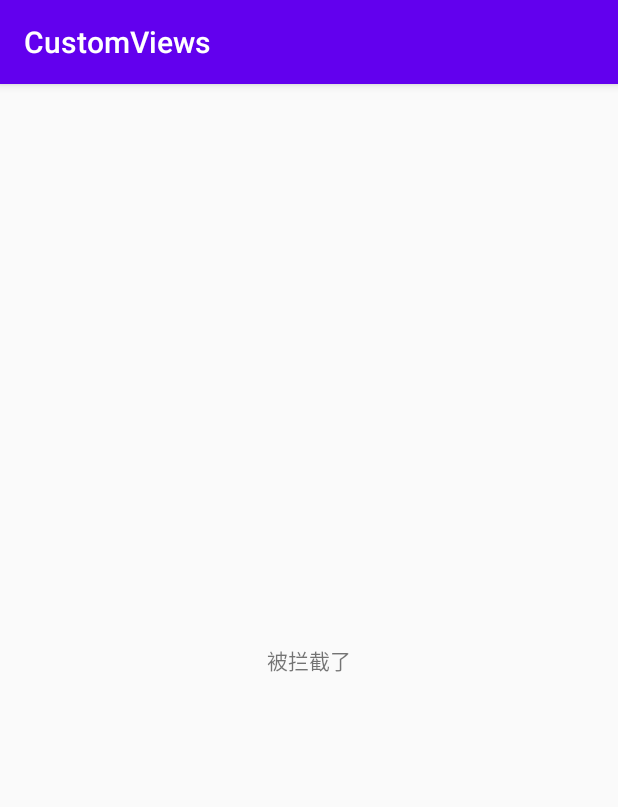
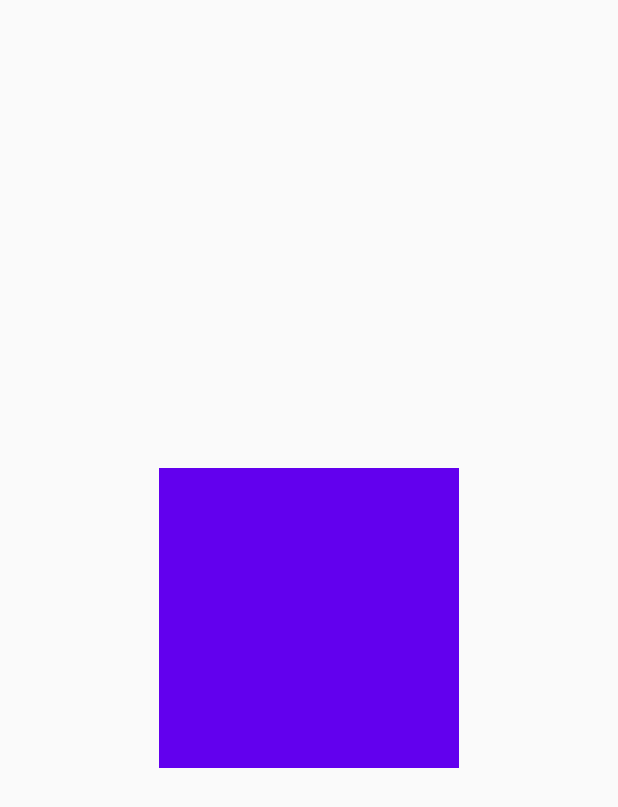
Before and after one commit to LuoSPro/CustomViews, an Android app: the MainActivity screen opened directly, with no data from a screen before it, on a phone screen of 412 x 824 dp. Shown: the top 807 px of the screen. Run offline under Robolectric (Android 15) with nearby library versions, the phone set to English and light mode, and no system bars.

Commit message:
Touch事件流程

```diff
--- a/app/src/main/java/com/example/customviews/MainActivity.kt
+++ b/app/src/main/java/com/example/customviews/MainActivity.kt
@@ -4,26 +4,59 @@ import android.animation.ObjectAnimator
 import android.animation.ValueAnimator
 import android.app.Activity
 import android.content.Context
-import androidx.appcompat.app.AppCompatActivity
 import android.os.Bundle
 import android.os.Handler
 import android.os.Looper
 import android.util.AttributeSet
 import android.util.Log
 import android.view.LayoutInflater
+import android.view.MotionEvent
 import android.view.View
 import android.view.animation.DecelerateInterpolator
 import android.widget.TextView
 import androidx.core.view.LayoutInflaterCompat
 import kotlinx.android.synthetic.main.activity_main.*
-import kotlin.math.log
 
-class MainActivity : AppCompatActivity() {
+class MainActivity : Activity() {
+
+
 
     override fun onCreate(savedInstanceState: Bundle?) {
 
+//        changeSkin()
+
+        super.onCreate(savedInstanceState)
+        setContentView(R.layout.activity_main)
+        mHandle = Handler(Looper.getMainLooper())
+//        initQQStepView()
+//        initDynamicProgress()
+//        initLoadingView()
+//        initColorTrackText()
+//        initLetterSideBar()
+//        Log.d("MainActivity", "onCreate btn_view.measuredHeight ==> " + text_view.measuredHeight.toString())
+
+//        View.inflate(this,R.layout.activity_main,null)
+//        LayoutInflater.from(this).inflate(R.layout.activity_main,null)
+//        LayoutInflater.from(this).inflate(R.layout.activity_main,null,false)
+
+//        text_view.post {
+//            Log.d("MainActivity", "post btn_view.measuredHeight ==> " + text_view.measuredHeight.toString())
+//        }
+
+        touch_view.setOnTouchListener { _, event ->
+            Log.d("MainActivity", "setOnTouchListener ==> " + event.action);
+            false
+        }
+
+        touch_view.setOnClickListener {
+            Log.d("MainActivity", "onClick ==> ");
+        }
+
+    }
+
+    private fun changeSkin() {
         val layoutInflater = LayoutInflater.from(this)
-        LayoutInflaterCompat.setFactory2(layoutInflater,object : LayoutInflater.Factory2{
+        LayoutInflaterCompat.setFactory2(layoutInflater, object : LayoutInflater.Factory2 {
             override fun onCreateView(
                 parent: View?,
                 name: String,
@@ -31,7 +64,7 @@ class MainActivity : AppCompatActivity() {
                 attrs: AttributeSet
             ): View? {
                 //拦截到View的创建
-                if (name == "Button"){
+                if (name == "Button") {
                     val textView = TextView(this@MainActivity)
                     textView.text = "被拦截了"
                     return textView
@@ -41,7 +74,7 @@ class MainActivity : AppCompatActivity() {
 
             override fun onCreateView(name: String, context: Context, attrs: AttributeSet): View? {
                 //拦截到View的创建
-                if (name == "Button"){
+                if (name == "Button") {
                     val textView = TextView(this@MainActivity)
                     textView.text = "被拦截了"
                     return textView
@@ -49,20 +82,11 @@ class MainActivity : AppCompatActivity() {
                 return null
             }
         })
+    }
 
-        super.onCreate(savedInstanceState)
-        setContentView(R.layout.activity_main)
-        mHandle = Handler(Looper.getMainLooper())
-//        initQQStepView()
-//        initDynamicProgress()
-//        initLoadingView()
-//        initColorTrackText()
-//        initLetterSideBar()
-        Log.d("MainActivity", tv_letter.toString())
-//        View.inflate(this,R.layout.activity_main,null)
-//        LayoutInflater.from(this).inflate(R.layout.activity_main,null)
-//        LayoutInflater.from(this).inflate(R.layout.activity_main,null,false)
-
+    override fun onResume() {
+        super.onResume()
+        Log.d("MainActivity", "onResume btn_view.measuredHeight ==> " + text_view.measuredHeight.toString())
     }
 
     private fun initLetterSideBar() {
--- /dev/null
+++ b/app/src/main/java/com/example/customviews/TextFlowLayout.java
@@ -0,0 +1,156 @@
+package com.example.customviews;
+
+import android.content.Context;
+import android.content.res.TypedArray;
+import android.graphics.Color;
+import android.util.AttributeSet;
+import android.util.Log;
+import android.view.LayoutInflater;
+import android.view.View;
+import android.view.View.MeasureSpec;
+import android.view.ViewGroup;
+import android.view.ViewGroup.MarginLayoutParams;
+import android.widget.LinearLayout;
+import android.widget.LinearLayout.LayoutParams;
+import android.widget.TextView;
+
+import java.util.ArrayList;
+import java.util.List;
+
+/**
+ * 流程：
+ * 1.自定义属性
+ * 2.初始化
+ * 3.measure
+ *   3.1 调用super对自己进行测量
+ *   3.2 获取自身的width，以便后面对宽度进行判断，用于换行
+ *   3.3 用for循环遍历子View，对子View的数据进行判断，并保存下来，以便layout的时候根据数据对子View进行摆放
+ * 4.layout
+ */
+public class TextFlowLayout extends ViewGroup {
+
+    private static final String TAG = "TextFlowLayout";
+
+    private int mTextLines;
+    private int mTextColor;
+    private float mTextSize;
+    private Context mContext;
+    private List<String> mTextList;
+    private List<TextView> mOneLine;
+    private List<List<TextView>> mLines;
+
+    public TextFlowLayout(Context context) {
+        this(context,null);
+    }
+
+    public TextFlowLayout(Context context, AttributeSet attrs) {
+        this(context, attrs,0);
+    }
+
+    public TextFlowLayout(Context context, AttributeSet attrs, int defStyleAttr) {
+        super(context, attrs, defStyleAttr);
+        init(context);
+        TypedArray ta = context.obtainStyledAttributes(attrs,R.styleable.TextFlowLayout);
+        mTextLines = (int) ta.getDimension(R.styleable.TextFlowLayout_TextLines, mTextLines);
+        mTextSize = (int) ta.getDimension(R.styleable.TextFlowLayout_TextLines, mTextSize);
+        mTextColor = ta.getColor(R.styleable.TextFlowLayout_TextColor,mTextColor);
+        ta.recycle();
+    }
+
+    private void init(Context context) {
+        mContext = context;
+        mTextColor = Color.RED;
+        mTextLines = 2;
+        mTextSize = 16;
+        mOneLine = new ArrayList<>();
+        mLines = new ArrayList<>();
+    }
+
+    public void setTextList(List<String> textList){
+        this.mTextList.addAll(textList);
+        //先将List清空，不然会一直保留之前的数据
+        mLines.clear();
+        mOneLine.clear();
+        //将每个View添加到ViewGroup中
+        for (int i = 0; i < textList.size(); i++) {
+            //这里就直接用代码创建子View
+            TextView textView = new TextView(mContext);
+            textView.setLayoutParams(new LinearLayout.LayoutParams(LayoutParams.WRAP_CONTENT,LayoutParams.WRAP_CONTENT));
+            textView.setText(textList.get(i));
+            addView(textView);
+        }
+    }
+
+    @Override
+    protected void onMeasure(int widthMeasureSpec, int heightMeasureSpec) {
+        //这里已经对ViewGroup进行了测量
+        super.onMeasure(widthMeasureSpec, heightMeasureSpec);
+        //清空集合
+        mLines.clear();
+        mOneLine = new ArrayList<>();
+        mLines.add(mOneLine);
+
+        int childCount = getChildCount();
+
+        //获取自身宽度
+        //由于前面调用了super.onMeasure，所以这里已经有数据了
+        int selfWidth = MeasureSpec.getSize(widthMeasureSpec);
+        //这里获取到的height是一行的height，我们因为要涉及到换行，所以得改变最后的height
+        int selfHeight = MeasureSpec.getSize(heightMeasureSpec);
+
+        //为什么这里不用mTextList.size
+        Log.d(TAG, "onMeasure: childCount ==> " + childCount);
+        for (int i = 0; i < childCount; i++) {
+            View child = getChildAt(i);
+            //虽然前面能得到ViewGroup的宽高，但是这里的每个子View的宽高是不知道的
+            //所以应该对每个子View进行测量
+            measureChild(child,widthMeasureSpec,heightMeasureSpec);
+            //因为对子View进行了测量，所以现在可以拿子View的属性了
+            int childWidth = child.getPaddingStart() + child.getPaddingEnd() + child.getWidth();
+            //除了padding和width，还有margin没考虑
+            MarginLayoutParams params = (MarginLayoutParams) child.getLayoutParams();
+            //leftMargin 和 rightMargin相较于这的区别
+            int width = childWidth + params.getMarginStart() + params.getMarginEnd();
+
+            Log.d(TAG, "onMeasure: child width ==> " + width);
+            //如果mOneLine已经放不下了，那么就新创建一行
+            if (childWidth > selfWidth - width*(mOneLine.size())){
+                mOneLine = new ArrayList<>();
+                mLines.add(mOneLine);
+
+                //高度改变
+                selfHeight += selfHeight;
+            }
+            mOneLine.add((TextView) child);
+            //宽度改变
+            selfWidth += width;
+            Log.d(TAG, "onMeasure: selfWidth ==> " + selfWidth);
+        }
+        Log.d(TAG, "onMeasure: selfWidth ==> " + selfWidth + " selfHeight ==> " + selfHeight);
+        setMeasuredDimension(selfWidth,selfHeight);
+    }
+
+    @Override
+    protected void onLayout(boolean changed, int l, int t, int r, int b) {
+        int childCount = getChildCount();
+        int left;
+        int right;
+        int top = getPaddingTop();
+        int bottom;
+        //由于在measure的时候，已经把子View的摆放位置基本确定好了，这里直接摆放就行
+        for (List<TextView> line : mLines) {
+            left = getPaddingLeft();
+
+            for (TextView view : line) {
+                MarginLayoutParams params = (MarginLayoutParams) view.getLayoutParams();
+                left += params.leftMargin;
+                int childTop = top + params.topMargin;
+                right = left + view.getMeasuredWidth();
+                bottom = top + view.getMeasuredHeight();
+                view.layout(left,childTop,right,bottom);
+                left = right + params.rightMargin;
+            }
+            top += getChildAt(0).getHeight();
+        }
+    }
+}
--- /dev/null
+++ b/app/src/main/java/com/example/customviews/TouchView.java
@@ -0,0 +1,47 @@
+package com.example.customviews;
+
+import android.content.Context;
+import android.util.AttributeSet;
+import android.util.Log;
+import android.view.MotionEvent;
+import android.view.View;
+
+import androidx.annotation.Nullable;
+
+public class TouchView extends View {
+
+    private static final String TAG = "TouchView";
+
+    public TouchView(Context context) {
+        super(context);
+    }
+
+    public TouchView(Context context, @Nullable AttributeSet attrs) {
+        super(context, attrs);
+    }
+
+    public TouchView(Context context, @Nullable AttributeSet attrs, int defStyleAttr) {
+        super(context, attrs, defStyleAttr);
+    }
+
+    @Override
+    public boolean onTouchEvent(MotionEvent event) {
+        Log.d(TAG, "onTouchEvent: event.getAction() ==> " + event.getAction());
+        return super.onTouchEvent(event);
+    }
+
+
+
+    @Override
+    public void setOnClickListener(@Nullable OnClickListener l) {
+        super.setOnClickListener(l);
+        Log.d(TAG, "setOnClickListener: ");
+
+    }
+
+    @Override
+    public boolean dispatchTouchEvent(MotionEvent event) {
+        super.dispatchTouchEvent(event);
+        return true;
+    }
+}
--- a/app/src/main/res/layout/activity_main.xml
+++ b/app/src/main/res/layout/activity_main.xml
@@ -83,7 +83,6 @@
         android:layout_height="match_parent">
 
         <TextView
-            android:visibility="gone"
             android:id="@+id/tv_letter"
             android:text="A"
             android:textSize="16sp"
@@ -106,11 +105,41 @@
 
     </RelativeLayout>
 
-    <Button
-        android:layout_width="wrap_content"
-        android:layout_height="wrap_content"
-        android:text="皮肤"/>
+    <LinearLayout
+        android:visibility="gone"
+        android:layout_width="match_parent"
+        android:layout_height="match_parent"
+        android:orientation="vertical">
 
+        <TextView
+            android:id="@+id/text_view"
+            android:layout_width="wrap_content"
+            android:layout_height="wrap_content"
+            android:text="皮肤"/>
+
+        <TextView
+            android:layout_width="wrap_content"
+            android:layout_height="wrap_content"
+            android:text="皮肤"/>
+
+        <TextView
+            android:layout_width="wrap_content"
+            android:layout_height="wrap_content"
+            android:text="皮肤"/>
+
+    </LinearLayout>
+
+    <com.example.customviews.TextFlowLayout
+        android:visibility="gone"
+        android:id="@+id/text_flow"
+        android:layout_width="match_parent"
+        android:layout_height="match_parent"/>
+
+    <com.example.customviews.TouchView
+        android:id="@+id/touch_view"
+        android:layout_width="200dp"
+        android:layout_height="200dp"
+        android:background="@color/colorPrimary" />
 
 
 </LinearLayout>
--- a/app/src/main/res/values/attrs.xml
+++ b/app/src/main/res/values/attrs.xml
@@ -32,4 +32,10 @@
         <attr name="LetterColor" format="color"/>
         <attr name="SelectedLetterColor" format="color"/>
     </declare-styleable>
+
+    <declare-styleable name="TextFlowLayout">
+        <attr name="TextLines" format="dimension"/>
+        <attr name="TextColor" format="color"/>
+        <attr name="TextSize" format="dimension"/>
+    </declare-styleable>
 </resources>
```
Also changed, not shown: 1 other file.
